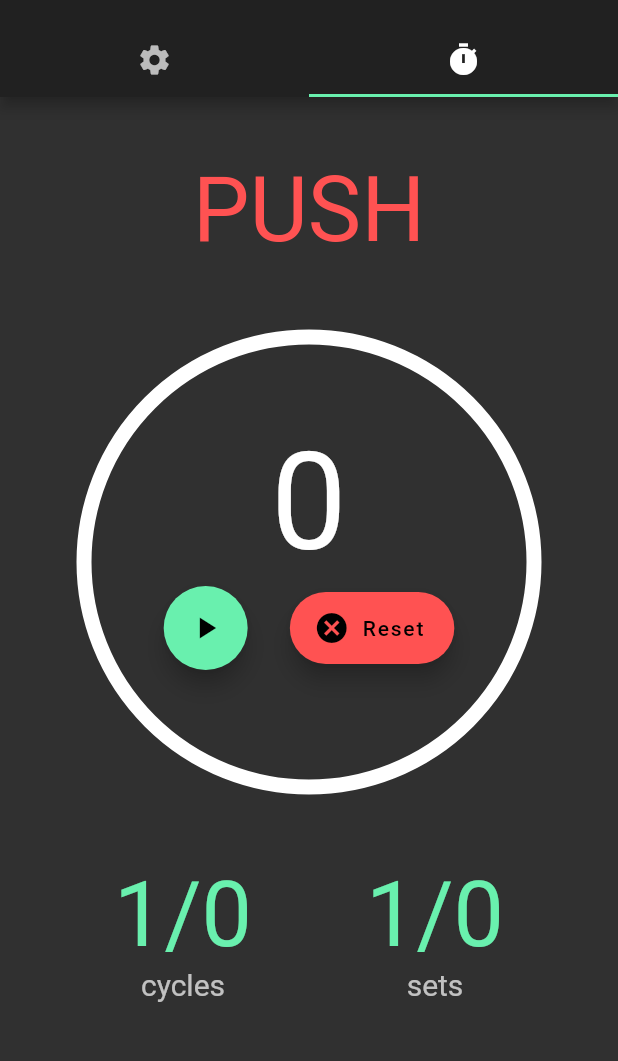
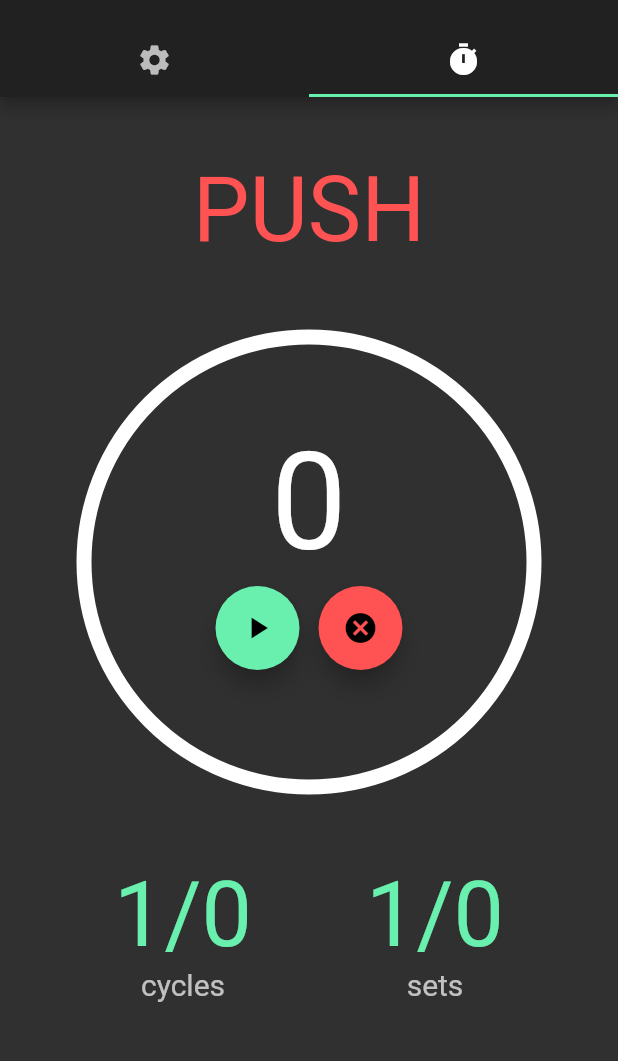
Before and after one commit to DJayalath/hiit_timer, a Flutter app: the screen it shows after launch, tab 2 chosen, on a phone screen of 412 x 824 dp, the part 59-1120 px from its top. Run offline on Flutter 3.47's test engine with Material 2 defaults, Android fonts, the phone set to English and light mode, and no system bars; our stand-ins replace audioplayers, shared_preferences, wakelock; missing offline and left inert: flutter_picker.

Commit message:
Simplified Pause/Reset button layout

```diff
--- a/lib/timer.dart
+++ b/lib/timer.dart
@@ -124,11 +124,11 @@ class TimerState extends State<Timer> with TickerProviderStateMixin {
                         width: 300.0,
                         child: AnimatedBuilder(
                             animation: controller,
-                            child: FloatingActionButton.extended(
-                                label: Text(
-                                    "Reset",
-                                ),
-                                icon: Icon(
+                            child: FloatingActionButton(
+//                                label: Text(
+//                                    "Reset",
+//                                ),
+                                child: Icon(
                                     Icons.cancel,
                                 ),
                                 backgroundColor: themeData.secondaryHeaderColor,
@@ -165,7 +165,7 @@ class TimerState extends State<Timer> with TickerProviderStateMixin {
                                                           ),
                                                       ),
                                                       Container(
-                                                          width: 250,
+                                                          width: 150,
                                                           child: Row(
                                                               mainAxisAlignment: MainAxisAlignment.spaceEvenly,
                                                               crossAxisAlignment: CrossAxisAlignment.center,
```
Also changed, not shown: 1 other file.
